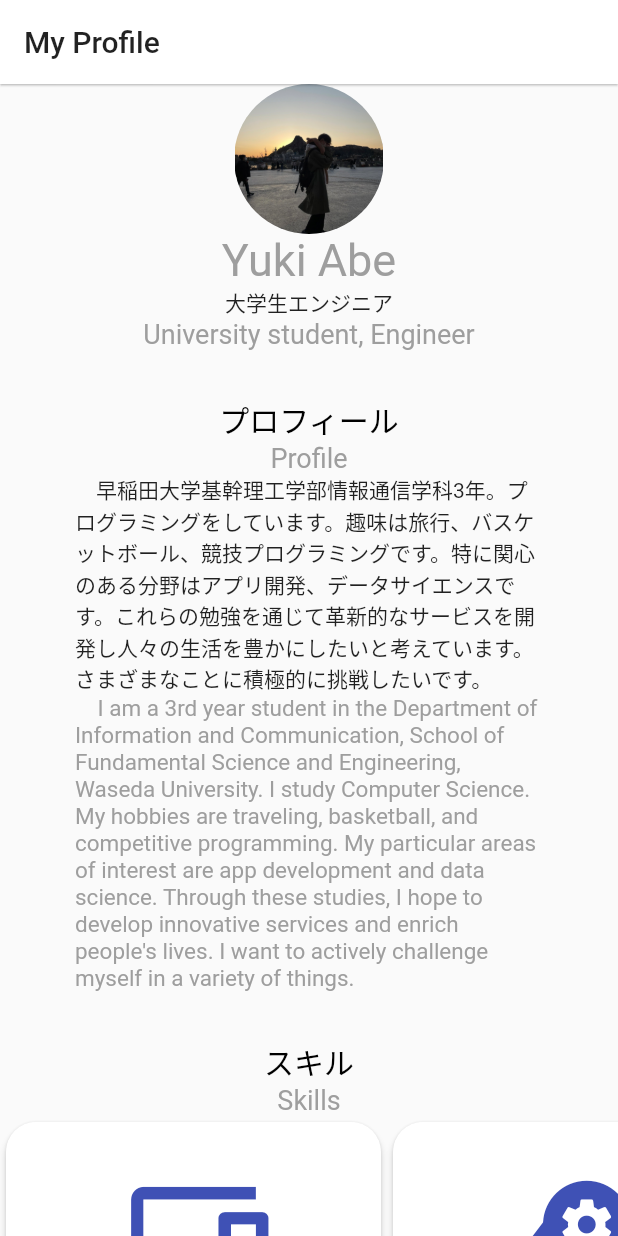
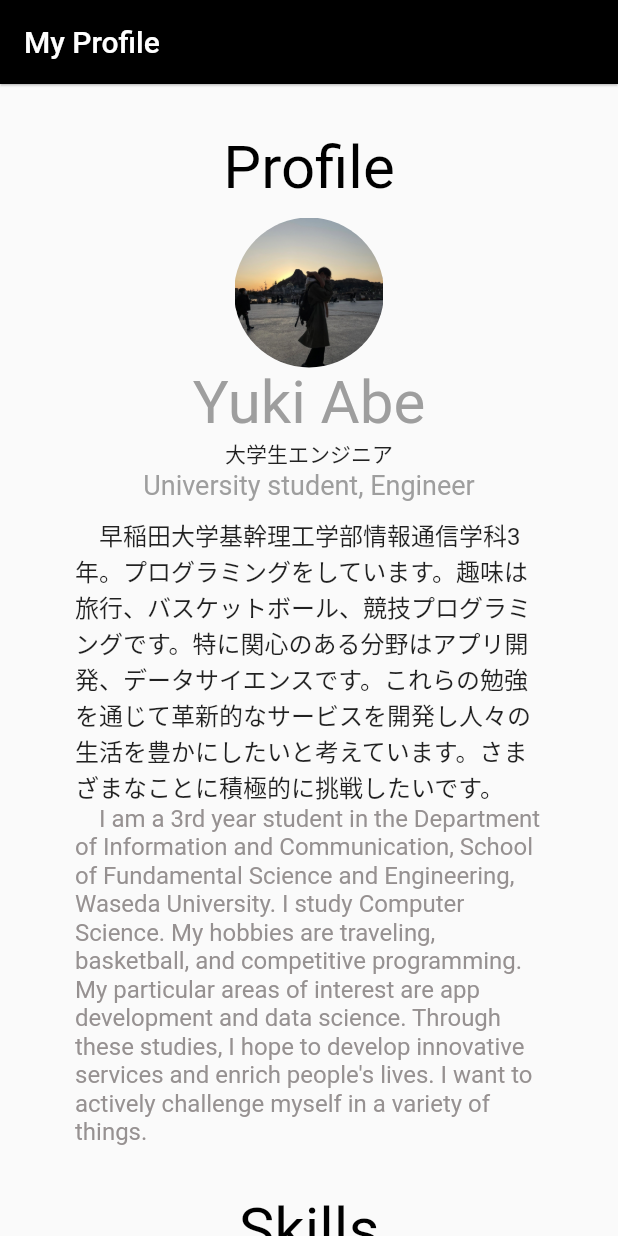
Before and after one commit to 1022yuki/flutter-website, a Flutter app: the screen it shows after launch, on a phone screen of 412 x 824 dp. Run offline on Flutter 3.47's test engine with Material 2 defaults, Android fonts, the light colour scheme and no system bars; our stand-ins replace flutter_hooks.

Commit message:
UI追加

```diff
--- a/lib/main.dart
+++ b/lib/main.dart
@@ -31,15 +31,21 @@
   Widget build(BuildContext context) {
     return Scaffold(
       appBar: AppBar(
-        backgroundColor: Colors.white,
+        backgroundColor: Colors.black,
         elevation: .6,
         title: Align(
+
           alignment: Alignment.centerLeft,
+          child: GestureDetector(
+            onTap: () {
+              //タップ処理
+            },
             child: Text(
               'My Profile',
               style: TextStyle(
-              color: Colors.black87,
+                color: Colors.white,
                 // fontStyle: FontStyle.italic
+              ),
             ),
           ),
         ),
@@ -71,6 +77,19 @@
         Column(
           children: [
             Center(
+              child: Text("\n"),
+            ),
+            Center(
+              child: Text(
+                'Profile',
+                style: TextStyle(
+                  fontSize: 40,
+                  color: Colors.black,
+                ),
+              ),
+            ),
+            SizedBox(height: 10,),
+            Center(
               child: ClipOval(
                 child: Image.asset(
                   'assets/img/watasi.jpg',
@@ -83,7 +102,7 @@
               child: Text(
                 'Yuki Abe',
                 style: TextStyle(
-                  fontSize: 30,
+                  fontSize: 40,
                   color: Colors.grey,
                 ),
               ),
@@ -100,62 +119,58 @@
                 ),
               ),
             ),
-            Center(
-              child: Text("\n"),
-            ),
-            Center(
+            SizedBox(height: 10,),
+            // Center(
+            //   child: Text(
+            //     'プロフィール',
+            //     style: TextStyle(
+            //       fontSize: 20,
+            //       color: Colors.black,
+            //     ),
+            //   ),
+            // ),
+            Padding(
+                padding: EdgeInsets.symmetric(horizontal:50),
                 child: Text(
-                'プロフィール',
+                  '　早稲田大学基幹理工学部情報通信学科3年。プログラミングをしています。趣味は旅行、バスケットボール、競技プログラミングです。特に関心のある分野はアプリ開発、データサイエンスです。これらの勉強を通じて革新的なサービスを開発し人々の生活を豊かにしたいと考えています。さまざまなことに積極的に挑戦したいです。',
                   style: TextStyle(
-                  fontSize: 20,
-                  color: Colors.black,
+                  fontSize: 16,
+                  // color: Colors.grey,
                 ),
                 ),
-            ),
-            Center(
-              child: Text(
-                'Profile',
-                style: TextStyle(
-                  fontSize: 18,
-                  color: Colors.grey,
-                ),
-              ),
-            ),
-            Padding(
-                padding: EdgeInsets.symmetric(horizontal:50),
-                child: Text('　早稲田大学基幹理工学部情報通信学科3年。プログラミングをしています。趣味は旅行、バスケットボール、競技プログラミングです。特に関心のある分野はアプリ開発、データサイエンスです。これらの勉強を通じて革新的なサービスを開発し人々の生活を豊かにしたいと考えています。さまざまなことに積極的に挑戦したいです。'),
             ),
             Padding(
                 padding: EdgeInsets.symmetric(horizontal:50),
                 child: Text(
                 "　I am a 3rd year student in the Department of Information and Communication, School of Fundamental Science and Engineering, Waseda University. I study Computer Science. My hobbies are traveling, basketball, and competitive programming. My particular areas of interest are app development and data science. Through these studies, I hope to develop innovative services and enrich people's lives. I want to actively challenge myself in a variety of things.",
                 style: TextStyle(
-                  fontSize: 15,
-                  color: Colors.grey,
+                  fontSize: 16,
+                  color: Color.fromARGB(255, 150, 145, 145),
                 ),
               ),
             ),
             Center(
               child: Text("\n"),
             ),
+            // Center(
+            //   child: Text(
+            //     'スキル',
+            //     style: TextStyle(
+            //       fontSize: 20,
+            //       color: Colors.black,
+            //     ),
+            //   ),
+            // ),
             Center(
               child: Text(
-                'スキル',
+                'Skills',
                 style: TextStyle(
-                  fontSize: 20,
+                  fontSize: 40,
                   color: Colors.black,
                 ),
               ),
             ),
-            Center(
-              child: Text(
-                'Skills',
-                style: TextStyle(
-                  fontSize: 18,
-                  color: Colors.grey,
-                ),
-              ),
-            ),
+            SizedBox(height: 10,),
             Center(
               child: SizedBox(
                 height: 200,
@@ -171,10 +186,26 @@
                         child: Column(
                           mainAxisAlignment: MainAxisAlignment.center,
                           children: [
-                            Icon(
+                            ShaderMask(
+                              child: Icon(
                                 Icons.devices,
                                 size: 100,
-                              color: Colors.indigo,
+                                color: Colors.white,
+                              ),
+                              shaderCallback: (Rect rect) {
+                                return LinearGradient(
+                                  begin: FractionalOffset.bottomLeft,
+                                  end: FractionalOffset.topRight,
+                                  colors: [
+                                    Colors.purple,
+                                    Colors.deepPurple,
+                                  ],
+                                  stops: const [
+                                    0.0,
+                                    1.0,
+                                  ],
+                                ).createShader(rect);
+                              },
                             ),
                             Text("アプリ開発(Django, FastAPI, Flutter)"),
                             Text(
@@ -199,10 +230,26 @@
                         child: Column(
                           mainAxisAlignment: MainAxisAlignment.center,
                           children: [
-                            Icon(
+                            ShaderMask(
+                              child: Icon(
                                 Icons.psychology,
                                 size: 100,
-                              color: Colors.indigo,
+                                color: Colors.white,
+                              ),
+                              shaderCallback: (Rect rect) {
+                                return LinearGradient(
+                                  begin: FractionalOffset.bottomLeft,
+                                  end: FractionalOffset.topRight,
+                                  colors: [
+                                    Colors.purple,
+                                    Colors.deepPurple,
+                                  ],
+                                  stops: const [
+                                    0.0,
+                                    1.0,
+                                  ],
+                                ).createShader(rect);
+                              },
                             ),
                             Text("機械学習"),
                             Text(
@@ -226,24 +273,25 @@
             Center(
               child: Text("\n"),
             ),
+            // Center(
+            //   child: Text(
+            //     '資格 実績',
+            //     style: TextStyle(
+            //       fontSize: 20,
+            //       color: Colors.black,
+            //     ),
+            //   ),
+            // ),
             Center(
               child: Text(
-                '資格 実績',
+                'Qualifications Achievements',
                 style: TextStyle(
-                  fontSize: 20,
+                  fontSize: 40,
                   color: Colors.black,
                 ),
               ),
             ),
-            Center(
-              child: Text(
-                'Qualifications Achievements',
-                style: TextStyle(
-                  fontSize: 18,
-                  color: Colors.grey,
-                ),
-              ),
-            ),
+            SizedBox(height: 10,),
             Center(
               child: SizedBox(
                 height: 200,
@@ -287,10 +335,26 @@
                         child: Column(
                           mainAxisAlignment: MainAxisAlignment.center,
                           children: [
-                            Icon(
+                            ShaderMask(
+                              child: Icon(
                                 Icons.domain,
                                 size: 100,
-                              color: Colors.indigo,
+                                color: Colors.white,
+                              ),
+                              shaderCallback: (Rect rect) {
+                                return LinearGradient(
+                                  begin: FractionalOffset.bottomLeft,
+                                  end: FractionalOffset.topRight,
+                                  colors: [
+                                    Colors.purple,
+                                    Colors.deepPurple,
+                                  ],
+                                  stops: const [
+                                    0.0,
+                                    1.0,
+                                  ],
+                                ).createShader(rect);
+                              },
                             ),
                             Text("インターン(2022年8月~)"),
                             Text(
@@ -315,10 +379,26 @@
                         child: Column(
                           mainAxisAlignment: MainAxisAlignment.center,
                           children: [
-                            Icon(
+                            ShaderMask(
+                              child: Icon(
                                 Icons.computer,
                                 size: 100,
-                              color: Colors.indigo,
+                                color: Colors.white,
+                              ),
+                              shaderCallback: (Rect rect) {
+                                return LinearGradient(
+                                  begin: FractionalOffset.bottomLeft,
+                                  end: FractionalOffset.topRight,
+                                  colors: [
+                                    Colors.purple,
+                                    Colors.deepPurple,
+                                  ],
+                                  stops: const [
+                                    0.0,
+                                    1.0,
+                                  ],
+                                ).createShader(rect);
+                              },
                             ),
                             Text("AtCoder緑"),
                             Text(
@@ -345,24 +425,25 @@
             Center(
               child: Text("\n"),
             ),
+            // Center(
+            //   child: Text(
+            //     '制作物',
+            //     style: TextStyle(
+            //       fontSize: 20,
+            //       color: Colors.black,
+            //     ),
+            //   ),
+            // ),
             Center(
               child: Text(
-                '制作物',
+                'Products',
                 style: TextStyle(
-                  fontSize: 20,
+                  fontSize: 40,
                   color: Colors.black,
                 ),
               ),
             ),
-            Center(
-              child: Text(
-                'Products',
-                style: TextStyle(
-                  fontSize: 18,
-                  color: Colors.grey,
-                ),
-              ),
-            ),
+            SizedBox(height: 10,),
             Center(
               child: SizedBox(
                 height: 200,
@@ -379,9 +460,9 @@
                           mainAxisAlignment: MainAxisAlignment.center,
                           children: [
                             Image.asset(
-                              'assets/img/thissite.png',
-                              width: 100,
-                              height: 100,
+                              'assets/img/pc_prof_site.png',
+                              width: 120,
+                              height: 120,
                             ),
                             Text("My Profile"),
                             Text(
@@ -421,7 +502,7 @@
                           mainAxisAlignment: MainAxisAlignment.center,
                           children: [
                             Image.asset(
-                              'assets/img/icon_blue.jpg',
+                              'assets/img/sp_kudos.png',
                               width: 100,
                               height: 100,
                             ),
@@ -463,9 +544,9 @@
                           mainAxisAlignment: MainAxisAlignment.center,
                           children: [
                             Image.asset(
-                              'assets/img/ochiba.jpg',
-                              width: 100,
-                              height: 100,
+                              'assets/img/pc_ochiba.png',
+                              width: 120,
+                              height: 120,
                             ),
                             Text("Ochiba"),
                             Text(
@@ -525,24 +606,25 @@
             Center(
               child: Text("\n"),
             ),
+            // Center(
+            //   child: Text(
+            //     '連絡先',
+            //     style: TextStyle(
+            //       fontSize: 20,
+            //       color: Colors.black,
+            //     ),
+            //   ),
+            // ),
             Center(
               child: Text(
-                '連絡先',
+                'Contact',
                 style: TextStyle(
-                  fontSize: 20,
+                  fontSize: 40,
                   color: Colors.black,
                 ),
               ),
             ),
-            Center(
-              child: Text(
-                'Contact',
-                style: TextStyle(
-                  fontSize: 18,
-                  color: Colors.grey,
-                ),
-              ),
-            ),
+            SizedBox(height: 10,),
             Center(
               child: RichText(
                 text: TextSpan(
@@ -570,24 +652,25 @@
             Center(
               child: Text("\n"),
             ),
+            // Center(
+            //   child: Text(
+            //     'SNS',
+            //     style: TextStyle(
+            //       fontSize: 20,
+            //       color: Colors.black,
+            //     ),
+            //   ),
+            // ),
             Center(
               child: Text(
                 'SNS',
                 style: TextStyle(
-                  fontSize: 20,
+                  fontSize: 40,
                   color: Colors.black,
                 ),
               ),
             ),
-            Center(
-              child: Text(
-                'SNS',
-                style: TextStyle(
-                  fontSize: 18,
-                  color: Colors.grey,
-                ),
-              ),
-            ),
+            SizedBox(height: 10,),
             Row(
               mainAxisAlignment: MainAxisAlignment.center,
               children: [
@@ -665,6 +748,19 @@
             Center(
               child: Text("\n"),
             ),
+            Container(
+              alignment: Alignment.center,
+              width: double.infinity,
+              height: 100,
+              decoration: BoxDecoration(color: Colors.black),
+              child: Text(
+                "Copyright © 2023- Yuki Abe. All Rights Reserved.",
+                style: TextStyle(
+                  fontSize: 13,
+                  color: Colors.white,
+                ),
+              ),
+            )
           ],
         ),
     );
--- a/pubspec.yaml
+++ b/pubspec.yaml
@@ -74,6 +74,9 @@
     - assets/img/ochiba.png
     - assets/img/ochiba.jpg
     - assets/img/thissite.png
+    - assets/img/pc_ochiba.png
+    - assets/img/pc_prof_site.png
+    - assets/img/sp_kudos.png
   # An image asset can refer to one or more resolution-specific "variants", see
   # https://flutter.dev/assets-and-images/#resolution-aware
 
```
Also changed, not shown: assets/img/pc_ochiba.png (added), assets/img/pc_prof_site.png (added), assets/img/sp_kudos.png (added), 1 other file. Lines whose indentation alone changed are shown as unchanged.
